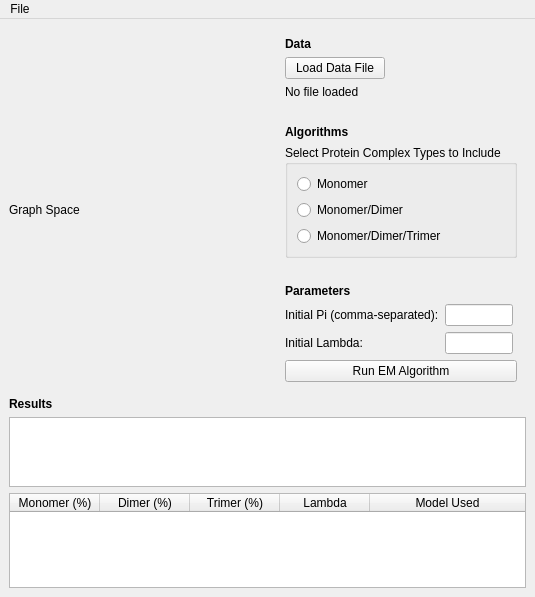
Before: the Qt Designer form main.ui in thericshi/protein-stoichiometry-quantifier, drawn with Qt 5.
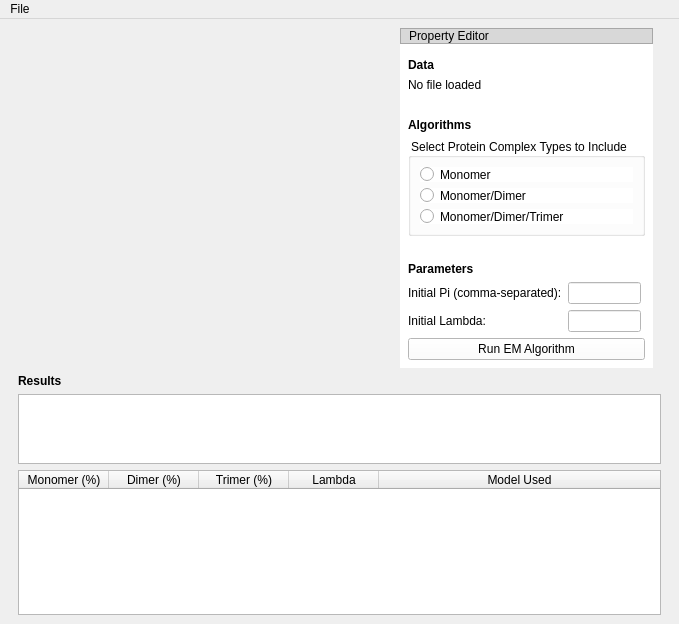
After: the same form once the commit is applied.

Commit message: added bar graphs and cleaned UI

What changed in the file:
```diff
--- a/main.ui
+++ b/main.ui
@@ -6,8 +6,8 @@
    <rect>
     <x>0</x>
     <y>0</y>
-    <width>535</width>
-    <height>597</height>
+    <width>679</width>
+    <height>624</height>
    </rect>
   </property>
   <property name="sizePolicy">
@@ -25,6 +25,9 @@
   <property name="autoFillBackground">
    <bool>false</bool>
   </property>
+  <property name="styleSheet">
+   <string notr="true"/>
+  </property>
   <property name="dockNestingEnabled">
    <bool>false</bool>
   </property>
@@ -48,21 +51,101 @@
     <enum>Qt::LeftToRight</enum>
    </property>
    <layout class="QGridLayout" name="gridLayout">
-    <item row="0" column="0">
-     <widget class="QLabel" name="labelGraphSpace">
+    <property name="leftMargin">
+     <number>18</number>
+    </property>
+    <property name="rightMargin">
+     <number>18</number>
+    </property>
+    <item row="3" column="0" colspan="2">
+     <widget class="QTableWidget" name="tableWidget">
+      <property name="sizePolicy">
+       <sizepolicy hsizetype="Expanding" vsizetype="Expanding">
+        <horstretch>0</horstretch>
+        <verstretch>0</verstretch>
+       </sizepolicy>
+      </property>
+      <property name="rowCount">
+       <number>0</number>
+      </property>
+      <attribute name="horizontalHeaderMinimumSectionSize">
+       <number>32</number>
+      </attribute>
+      <attribute name="horizontalHeaderDefaultSectionSize">
+       <number>90</number>
+      </attribute>
+      <attribute name="horizontalHeaderStretchLastSection">
+       <bool>true</bool>
+      </attribute>
+      <column>
+       <property name="text">
+        <string>Monomer (%)</string>
+       </property>
+      </column>
+      <column>
+       <property name="text">
+        <string>Dimer (%)</string>
+       </property>
+      </column>
+      <column>
+       <property name="text">
+        <string>Trimer (%)</string>
+       </property>
+      </column>
+      <column>
+       <property name="text">
+        <string>Lambda</string>
+       </property>
+      </column>
+      <column>
+       <property name="text">
+        <string>Model Used</string>
+       </property>
+      </column>
+     </widget>
+    </item>
+    <item row="2" column="0" colspan="2">
+     <widget class="QTextEdit" name="resultDisplay">
       <property name="enabled">
        <bool>true</bool>
       </property>
       <property name="sizePolicy">
-       <sizepolicy hsizetype="Preferred" vsizetype="Preferred">
+       <sizepolicy hsizetype="Expanding" vsizetype="Expanding">
+        <horstretch>0</horstretch>
+        <verstretch>20</verstretch>
+       </sizepolicy>
+      </property>
+     </widget>
+    </item>
+    <item row="1" column="0">
+     <widget class="QLabel" name="labelResult">
+      <property name="text">
+       <string>&lt;html&gt;&lt;head/&gt;&lt;body&gt;&lt;p&gt;&lt;span style=&quot; font-weight:700;&quot;&gt;Results&lt;/span&gt;&lt;/p&gt;&lt;/body&gt;&lt;/html&gt;</string>
+      </property>
+     </widget>
+    </item>
+    <item row="0" column="0">
+     <layout class="QVBoxLayout" name="verticalLayout">
+      <item>
+       <widget class="QWidget" name="graphWidget" native="true">
+        <property name="sizePolicy">
+         <sizepolicy hsizetype="Expanding" vsizetype="Expanding">
         <horstretch>0</horstretch>
         <verstretch>0</verstretch>
        </sizepolicy>
       </property>
+        <layout class="QVBoxLayout" name="verticalLayout_3">
+         <item>
+          <widget class="QLabel" name="label_4">
       <property name="text">
-       <string>Graph Space</string>
-      </property>
-     </widget>
+            <string/>
+           </property>
+          </widget>
+         </item>
+        </layout>
+       </widget>
+      </item>
+     </layout>
     </item>
     <item row="0" column="1">
      <widget class="QWidget" name="widget" native="true">
@@ -73,6 +156,15 @@
        </size>
       </property>
       <layout class="QHBoxLayout" name="horizontalLayout">
+       <property name="topMargin">
+        <number>0</number>
+       </property>
+       <property name="rightMargin">
+        <number>8</number>
+       </property>
+       <property name="bottomMargin">
+        <number>0</number>
+       </property>
        <item>
         <spacer name="verticalSpacer">
          <property name="orientation">
@@ -80,37 +172,89 @@
          </property>
          <property name="sizeHint" stdset="0">
           <size>
-           <width>100</width>
+           <width>80</width>
            <height>40</height>
           </size>
          </property>
         </spacer>
        </item>
        <item>
-        <layout class="QVBoxLayout" name="verticalLayout">
+        <widget class="QWidget" name="paramWidget" native="true">
+         <property name="styleSheet">
+          <string notr="true">background-color: rgb(255, 255, 255);
+border-color: rgb(106, 106, 106);</string>
+         </property>
+         <layout class="QVBoxLayout" name="verticalLayout_4">
+          <property name="leftMargin">
+           <number>0</number>
+          </property>
+          <property name="topMargin">
+           <number>0</number>
+          </property>
+          <property name="rightMargin">
+           <number>0</number>
+          </property>
+          <property name="bottomMargin">
+           <number>0</number>
+          </property>
+          <item>
+           <widget class="QLabel" name="label_5">
+            <property name="maximumSize">
+             <size>
+              <width>16777215</width>
+              <height>20</height>
+             </size>
+            </property>
+            <property name="autoFillBackground">
+             <bool>false</bool>
+            </property>
+            <property name="styleSheet">
+             <string notr="true">background-color: rgb(216, 216, 216);</string>
+            </property>
+            <property name="frameShape">
+             <enum>QFrame::StyledPanel</enum>
+            </property>
+            <property name="frameShadow">
+             <enum>QFrame::Plain</enum>
+            </property>
+            <property name="text">
+             <string>Property Editor</string>
+            </property>
+            <property name="margin">
+             <number>1</number>
+            </property>
+            <property name="indent">
+             <number>8</number>
+            </property>
+           </widget>
+          </item>
+          <item>
+           <layout class="QVBoxLayout" name="paramLayout">
          <property name="sizeConstraint">
           <enum>QLayout::SetDefaultConstraint</enum>
          </property>
+            <property name="leftMargin">
+             <number>8</number>
+            </property>
+            <property name="topMargin">
+             <number>8</number>
+            </property>
+            <property name="rightMargin">
+             <number>8</number>
+            </property>
+            <property name="bottomMargin">
+             <number>8</number>
+            </property>
          <item>
           <widget class="QLabel" name="label_3">
+              <property name="styleSheet">
+               <string notr="true"/>
+              </property>
            <property name="text">
             <string>&lt;html&gt;&lt;head/&gt;&lt;body&gt;&lt;p&gt;&lt;span style=&quot; font-weight:700;&quot;&gt;Data&lt;/span&gt;&lt;/p&gt;&lt;/body&gt;&lt;/html&gt;</string>
            </property>
           </widget>
          </item>
-         <item>
-          <widget class="QPushButton" name="loadFileButton">
-           <property name="maximumSize">
-            <size>
-             <width>100</width>
-             <height>16777215</height>
-            </size>
-           </property>
-           <property name="text">
-            <string>Load Data File</string>
-           </property>
-          </widget>
-         </item>
          <item>
           <widget class="QLabel" name="filePathLabel">
            <property name="maximumSize">
@@ -277,71 +421,7 @@
       </layout>
      </widget>
     </item>
-    <item row="1" column="0">
-     <widget class="QLabel" name="labelResult">
-      <property name="text">
-       <string>&lt;html&gt;&lt;head/&gt;&lt;body&gt;&lt;p&gt;&lt;span style=&quot; font-weight:700;&quot;&gt;Results&lt;/span&gt;&lt;/p&gt;&lt;/body&gt;&lt;/html&gt;</string>
-      </property>
-     </widget>
-    </item>
-    <item row="2" column="0" colspan="2">
-     <widget class="QTextEdit" name="resultDisplay">
-      <property name="enabled">
-       <bool>true</bool>
-      </property>
-      <property name="sizePolicy">
-       <sizepolicy hsizetype="Expanding" vsizetype="Expanding">
-        <horstretch>0</horstretch>
-        <verstretch>20</verstretch>
-       </sizepolicy>
-      </property>
-     </widget>
-    </item>
-    <item row="3" column="0" colspan="2">
-     <widget class="QTableWidget" name="tableWidget">
-      <property name="sizePolicy">
-       <sizepolicy hsizetype="Expanding" vsizetype="Expanding">
-        <horstretch>0</horstretch>
-        <verstretch>0</verstretch>
-       </sizepolicy>
-      </property>
-      <property name="rowCount">
-       <number>0</number>
-      </property>
-      <attribute name="horizontalHeaderMinimumSectionSize">
-       <number>32</number>
-      </attribute>
-      <attribute name="horizontalHeaderDefaultSectionSize">
-       <number>90</number>
-      </attribute>
-      <attribute name="horizontalHeaderStretchLastSection">
-       <bool>true</bool>
-      </attribute>
-      <column>
-       <property name="text">
-        <string>Monomer (%)</string>
-       </property>
-      </column>
-      <column>
-       <property name="text">
-        <string>Dimer (%)</string>
-       </property>
-      </column>
-      <column>
-       <property name="text">
-        <string>Trimer (%)</string>
-       </property>
-      </column>
-      <column>
-       <property name="text">
-        <string>Lambda</string>
-       </property>
-      </column>
-      <column>
-       <property name="text">
-        <string>Model Used</string>
-       </property>
-      </column>
+      </layout>
      </widget>
     </item>
    </layout>
@@ -351,7 +431,7 @@
     <rect>
      <x>0</x>
      <y>0</y>
-     <width>535</width>
+     <width>679</width>
      <height>22</height>
     </rect>
    </property>
```
Left out of the diff: 34 changed lines with no effect on the pictures. Lines whose indentation alone changed are shown as unchanged. The commit also changes 1 other file.
